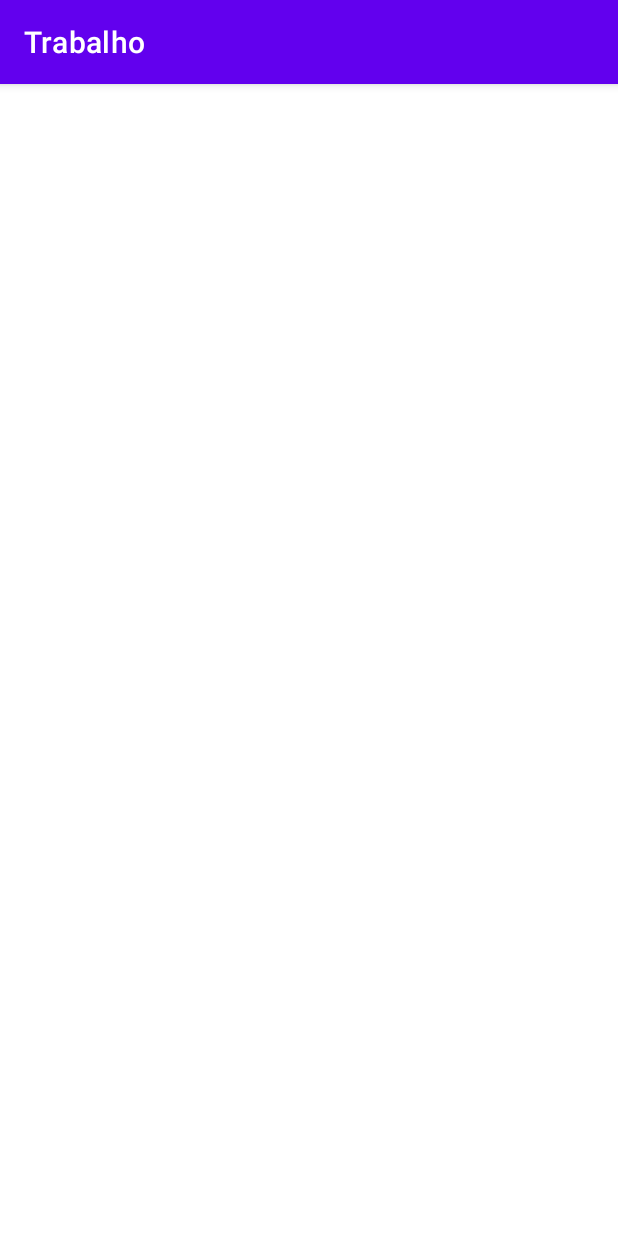
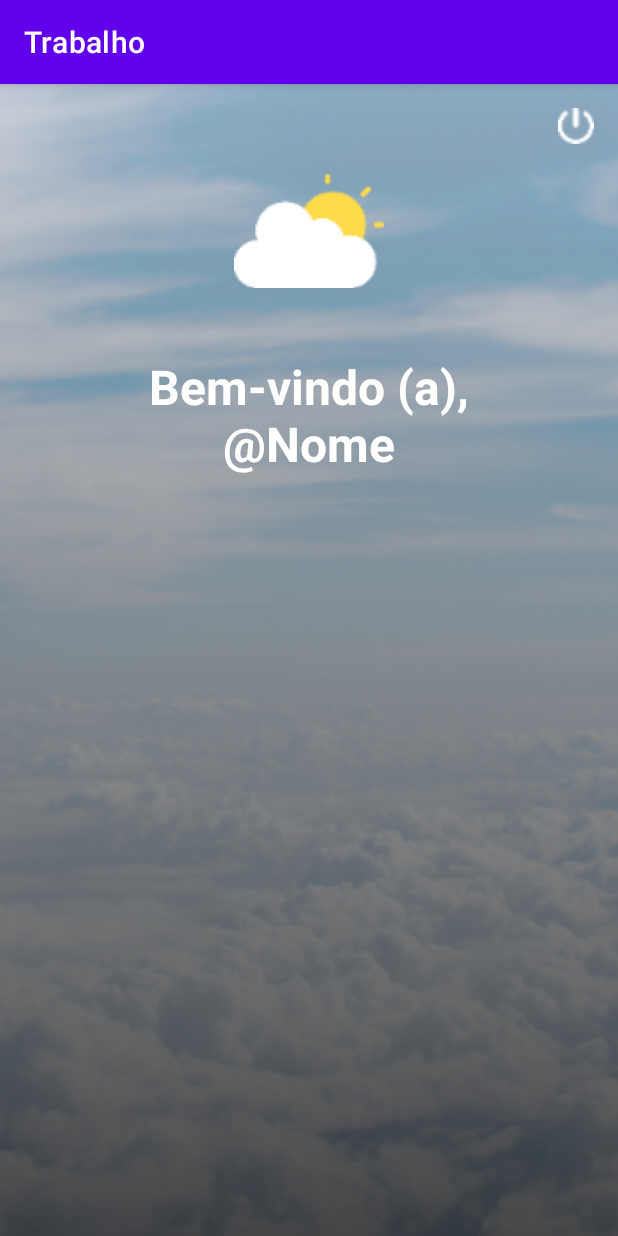
Before and after one commit to roblima92/trabalho-dispositivos-moveis, an Android app: the HomeActivity screen opened directly, with no data from a screen before it, on a phone screen of 412 x 824 dp. Run offline under Robolectric (Android 15) with nearby library versions, the phone set to English and light mode, and no system bars.

Commit message:
WIP: first home elements and password input improvement

```diff
--- a/app/src/main/res/drawable/input_login.xml
+++ b/app/src/main/res/drawable/input_login.xml
@@ -3,7 +3,7 @@
     android:shape="rectangle"
     android:padding="10dp">
 
-    <solid android:color="#59000000" />
+    <solid android:color="#35000000" />
     <corners
         android:bottomRightRadius="8dp"
         android:bottomLeftRadius="8dp"
--- a/app/src/main/res/layout/activity_home.xml
+++ b/app/src/main/res/layout/activity_home.xml
@@ -6,4 +6,62 @@
     android:layout_height="match_parent"
     tools:context=".HomeActivity">
 
+    <!-- Background -->
+    <ImageView
+        android:id="@+id/background_home"
+        android:layout_width="550dp"
+        android:layout_height="1000dp"
+        android:contentDescription="@string/background"
+        app:layout_constraintBottom_toBottomOf="parent"
+        app:layout_constraintEnd_toEndOf="parent"
+        app:layout_constraintStart_toStartOf="parent"
+        app:layout_constraintTop_toTopOf="parent"
+        app:srcCompat="@drawable/background_login_home" />
+
+    <!-- Logout -->
+    <ImageView
+        android:id="@+id/logout"
+        android:layout_width="24dp"
+        android:layout_height="24dp"
+        android:layout_marginTop="16dp"
+        android:layout_marginEnd="16dp"
+        android:layout_marginRight="16dp"
+        android:contentDescription="@string/logout"
+        app:layout_constraintEnd_toEndOf="parent"
+        app:layout_constraintTop_toTopOf="parent"
+        app:srcCompat="@drawable/logout_icon" />
+
+    <!-- Logo -->
+    <ImageView
+        android:id="@+id/app_icon_login"
+        android:layout_width="100dp"
+        android:layout_height="100dp"
+        android:layout_marginTop="48dp"
+        android:contentDescription="@string/icon"
+        app:layout_constraintEnd_toEndOf="parent"
+        app:layout_constraintStart_toStartOf="parent"
+        app:layout_constraintTop_toTopOf="parent"
+        app:srcCompat="@drawable/app_icon" />
+
+    <!-- Welcome text -->
+    <TextView
+        android:id="@+id/welcome_text"
+        android:layout_width="0dp"
+        android:layout_height="wrap_content"
+        android:layout_marginStart="80dp"
+        android:layout_marginLeft="80dp"
+        android:layout_marginTop="32dp"
+        android:layout_marginEnd="80dp"
+        android:layout_marginRight="80dp"
+        android:contentDescription="@string/welcome"
+        android:gravity="center"
+        android:text="Bem-vindo (a), @Nome"
+        android:textColor="#FFFFFF"
+        android:textSize="32sp"
+        android:textStyle="bold"
+        app:layout_constraintEnd_toEndOf="parent"
+        app:layout_constraintStart_toStartOf="parent"
+        app:layout_constraintTop_toBottomOf="@+id/app_icon_login" />
+
+    <!-- Menu item -->
 </androidx.constraintlayout.widget.ConstraintLayout>
--- a/app/src/main/res/values/strings.xml
+++ b/app/src/main/res/values/strings.xml
@@ -8,4 +8,11 @@
     <string name="register_button">Cadastrar</string>
     <string name="email">E-mail</string>
     <string name="password">Senha</string>
+    <string name="show_password">Exibir senha</string>
+    <string name="hide_password">Ocultar senha</string>
+    <string name="welcome">Bem-vindo (a)</string>
+    <string name="forecast">Previsão do tempo</string>
+    <string name="new_trip">Nova viagem</string>
+    <string name="my_trips">Minhas viagens</string>
+    <string name="logout">Sair</string>
 </resources>
```
Also changed, not shown: app/src/main/res/layout/activity_login.xml (+28 -0 lines), app/src/main/res/drawable-xxxhdpi/forecast_icon.png (added), app/src/main/res/drawable-xxxhdpi/logout_icon.png (added), app/src/main/res/drawable-xxxhdpi/visibility_off.png (added), app/src/main/res/drawable-xxxhdpi/visibility_on.png (added).
